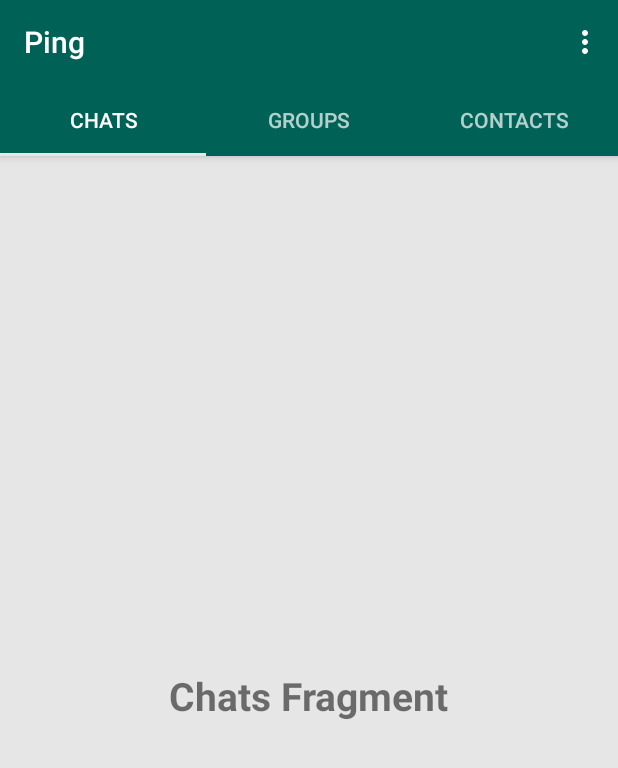
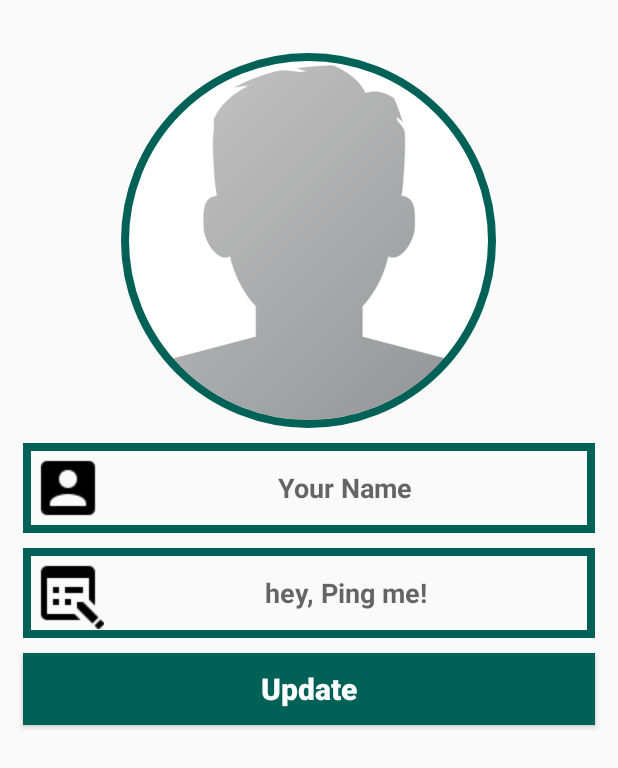
Before and after one commit to usurakod/Ping, an Android app: the screen it shows after launch once a user with an empty profile is signed in (MainActivity before the commit, SettingsActivity after it), in the options menu, after a tap on "Settings", on a phone screen of 412 x 824 dp. Shown: the top 768 px of the screen. Run offline under Robolectric (Android 15) with nearby library versions, the phone set to English and light mode, and no system bars; our stand-ins replace CircleImageView, Firebase (no records; nobody signed in at launch, a user with empty details on screens opened directly).

Commit message:
adding settings page

```diff
--- a/app/build.gradle
+++ b/app/build.gradle
@@ -28,6 +28,7 @@ dependencies {
     implementation 'com.google.firebase:firebase-database:11.8.0'
     implementation 'com.google.firebase:firebase-storage:11.8.0'
     implementation 'com.android.support:support-v4:28.0.0'
+    implementation 'de.hdodenhof:circleimageview:3.0.0'
     testImplementation 'junit:junit:4.12'
     androidTestImplementation 'com.android.support.test:runner:1.0.2'
     androidTestImplementation 'com.android.support.test.espresso:espresso-core:3.0.2'
--- a/app/src/main/AndroidManifest.xml
+++ b/app/src/main/AndroidManifest.xml
@@ -1,6 +1,8 @@
 <?xml version="1.0" encoding="utf-8"?>
 <manifest xmlns:android="http://schemas.android.com/apk/res/android"
     package="com.example.umasurakod.ping">
+
+    <uses-permission android:name="android.permission.INTERNET" />
 
     <application
         android:allowBackup="true"
@@ -17,7 +19,8 @@
             </intent-filter>
         </activity>
         <activity android:name=".LoginActivity" />
-        <activity android:name=".RegisterActivity"></activity>
+        <activity android:name=".RegisterActivity" />
+        <activity android:name=".SettingsActivity"></activity>
     </application>
 
 </manifest>
--- a/app/src/main/java/com/example/umasurakod/ping/LoginActivity.java
+++ b/app/src/main/java/com/example/umasurakod/ping/LoginActivity.java
@@ -24,7 +24,6 @@ public class LoginActivity extends AppCompatActivity {
     private Button loginButton, phoneLoginButton;
     private EditText userEmail,userPwd;
     private TextView forgotPwd, loginNew;
-    private FirebaseUser currentUser;
     private FirebaseAuth mAuth;
     private ProgressDialog loadingBar;
 
@@ -36,7 +35,6 @@ public class LoginActivity extends AppCompatActivity {
 
         InitializeFields();
         mAuth = FirebaseAuth.getInstance();
-        currentUser = mAuth.getCurrentUser();
 
         loginNew.setOnClickListener(new View.OnClickListener() {
             @Override
@@ -101,19 +99,12 @@ public class LoginActivity extends AppCompatActivity {
 
     }
 
-    @Override
-    protected void onStart() {
-        super.onStart();
-
-        if(currentUser != null){
-            sendUserToMain();
-        }
+    private void sendUserToMain() {
+        Intent mainIntent = new Intent(LoginActivity.this,MainActivity.class);
+        mainIntent.addFlags(Intent.FLAG_ACTIVITY_NEW_TASK | Intent.FLAG_ACTIVITY_CLEAR_TASK);
+        startActivity(mainIntent);
     }
 
-    private void sendUserToMain() {
-        Intent loginIntent = new Intent(LoginActivity.this,MainActivity.class);
-        startActivity(loginIntent);
-    }
     private void sendUserToRegister() {
         Intent registerIntent = new Intent(LoginActivity.this,RegisterActivity.class);
         startActivity(registerIntent);
--- a/app/src/main/java/com/example/umasurakod/ping/MainActivity.java
+++ b/app/src/main/java/com/example/umasurakod/ping/MainActivity.java
@@ -51,13 +51,6 @@ public class MainActivity extends AppCompatActivity {
             sendUserToLogin();
         }
     }
-
-    private void sendUserToLogin() {
-
-        Intent loginIntent = new Intent(MainActivity.this,LoginActivity.class);
-        startActivity(loginIntent);
-    }
-
     @Override
     public boolean onCreateOptionsMenu(Menu menu) {
         super.onCreateOptionsMenu(menu);
@@ -72,6 +65,21 @@ public class MainActivity extends AppCompatActivity {
              mAuth.signOut();
              sendUserToLogin();
          }
+        if(item.getItemId() == R.id.settings){
+            sendUserToSettings();
+        }
+
          return true;
     }
+    private void sendUserToLogin() {
+
+        Intent loginIntent = new Intent(MainActivity.this,LoginActivity.class);
+        startActivity(loginIntent);
+    }
+    private void sendUserToSettings() {
+
+        Intent settingsIntent = new Intent(MainActivity.this,SettingsActivity.class);
+        startActivity(settingsIntent);
+    }
+
 }
--- a/app/src/main/java/com/example/umasurakod/ping/RegisterActivity.java
+++ b/app/src/main/java/com/example/umasurakod/ping/RegisterActivity.java
@@ -16,6 +16,8 @@ import com.google.android.gms.tasks.OnCompleteListener;
 import com.google.android.gms.tasks.Task;
 import com.google.firebase.auth.AuthResult;
 import com.google.firebase.auth.FirebaseAuth;
+import com.google.firebase.database.DatabaseReference;
+import com.google.firebase.database.FirebaseDatabase;
 
 public class RegisterActivity extends AppCompatActivity {
 
@@ -25,13 +27,16 @@ public class RegisterActivity extends AppCompatActivity {
     private TextView forgotPwd, alreadyHaveAcc;
     private FirebaseAuth mAuth;
     private ProgressDialog loadingBar;
+    private DatabaseReference rootRef;
 
     @Override
     protected void onCreate(Bundle savedInstanceState) {
         super.onCreate(savedInstanceState);
         setContentView(R.layout.activity_register);
         InitializeFields();
+
         mAuth = FirebaseAuth.getInstance();
+        rootRef = FirebaseDatabase.getInstance().getReference();
 
         alreadyHaveAcc.setOnClickListener(new View.OnClickListener() {
             @Override
@@ -68,6 +73,10 @@ public class RegisterActivity extends AppCompatActivity {
                         @Override
                         public void onComplete(@NonNull Task<AuthResult> task) {
                             if(task.isSuccessful()) {
+                                String currentUserId = mAuth.getCurrentUser().getUid();
+                                rootRef.child("User").child(currentUserId).setValue("");
+
+                                sendUserToMain();
                                 Toast.makeText(RegisterActivity.this, "Account created successfully...", Toast.LENGTH_SHORT).show();
                                 loadingBar.dismiss();
                             }
@@ -98,5 +107,10 @@ public class RegisterActivity extends AppCompatActivity {
         Intent registerIntent = new Intent(RegisterActivity.this,LoginActivity.class);
         startActivity(registerIntent);
     }
+    private void sendUserToMain() {
+        Intent mainIntent = new Intent(RegisterActivity.this,MainActivity.class);
+        mainIntent.addFlags(Intent.FLAG_ACTIVITY_NEW_TASK | Intent.FLAG_ACTIVITY_CLEAR_TASK);  //This is whenever user registerd he can't go back to the register page by pressing back button
+        startActivity(mainIntent);
+    }
 
 }
--- /dev/null
+++ b/app/src/main/java/com/example/umasurakod/ping/SettingsActivity.java
@@ -0,0 +1,30 @@
+package com.example.umasurakod.ping;
+
+import android.support.v7.app.AppCompatActivity;
+import android.os.Bundle;
+import android.widget.Button;
+import android.widget.EditText;
+
+import de.hdodenhof.circleimageview.CircleImageView;
+
+public class SettingsActivity extends AppCompatActivity {
+
+    private Button updateAccountSettings;
+    private EditText userName, status;
+    private CircleImageView userProfileImage;
+
+    @Override
+    protected void onCreate(Bundle savedInstanceState) {
+        super.onCreate(savedInstanceState);
+        setContentView(R.layout.activity_settings);
+
+        initializeFields();
+    }
+
+    private void initializeFields() {
+        updateAccountSettings = (Button)findViewById(R.id.update_Settings_Button);
+        userName = (EditText)findViewById(R.id.user_name);
+        status = (EditText)findViewById(R.id.profile_status);
+        userProfileImage = (CircleImageView)findViewById(R.id.profile_image);
+    }
+}
--- /dev/null
+++ b/app/src/main/res/layout/activity_settings.xml
@@ -0,0 +1,68 @@
+<?xml version="1.0" encoding="utf-8"?>
+<RelativeLayout xmlns:android="http://schemas.android.com/apk/res/android"
+    xmlns:app="http://schemas.android.com/apk/res-auto"
+    xmlns:tools="http://schemas.android.com/tools"
+    android:layout_width="match_parent"
+    android:layout_height="match_parent"
+    tools:context=".SettingsActivity">
+
+    <de.hdodenhof.circleimageview.CircleImageView
+        xmlns:app="http://schemas.android.com/apk/res-auto"
+        android:id="@+id/profile_image"
+        android:layout_alignParentTop="true"
+        android:layout_width="250dp"
+        android:layout_height="250dp"
+        android:layout_centerHorizontal="true"
+        android:layout_marginTop="35dp"
+        android:src="@drawable/profile_image"
+        app:civ_border_width="5dp"
+        app:civ_border_color="@color/colorPrimary"/>
+    <EditText
+        android:id="@+id/user_name"
+        android:layout_width="match_parent"
+        android:layout_height="wrap_content"
+        android:layout_below="@+id/profile_image"
+        android:hint="Your Name"
+        android:textAlignment="center"
+        android:layout_marginTop="10dp"
+        android:textColor="@color/colorPrimaryDark"
+        android:textStyle="bold"
+        android:drawableStart="@drawable/edit_profile"
+        android:background="@drawable/inputs"
+        android:layout_marginStart="15dp"
+        android:layout_marginEnd="15dp"
+        android:padding="6dp"/>
+    <EditText
+        android:id="@+id/profile_status"
+        android:layout_width="match_parent"
+        android:layout_height="wrap_content"
+        android:layout_below="@+id/user_name"
+        android:inputType="textMultiLine"
+        android:hint="hey, Ping me!"
+        android:textAlignment="center"
+        android:layout_marginTop="10dp"
+        android:textColor="@color/colorPrimaryDark"
+        android:textStyle="bold"
+        android:drawableStart="@drawable/edit_status"
+        android:background="@drawable/inputs"
+        android:layout_marginStart="15dp"
+        android:layout_marginEnd="15dp"
+        android:padding="6dp"/>
+    <Button
+        android:id="@+id/update_Settings_Button"
+        android:layout_width="match_parent"
+        android:layout_height="wrap_content"
+        android:layout_below="@+id/profile_status"
+        android:text="Update"
+        android:textAlignment="center"
+        android:layout_marginTop="10dp"
+        android:textColor="@android:color/background_light"
+        android:textStyle="bold"
+        android:background="@drawable/buttons"
+        android:layout_marginStart="15dp"
+        android:layout_marginEnd="15dp"
+        android:padding="6dp"
+        android:textAllCaps="false"
+        android:textSize="20sp"/>
+
+</RelativeLayout>
```
